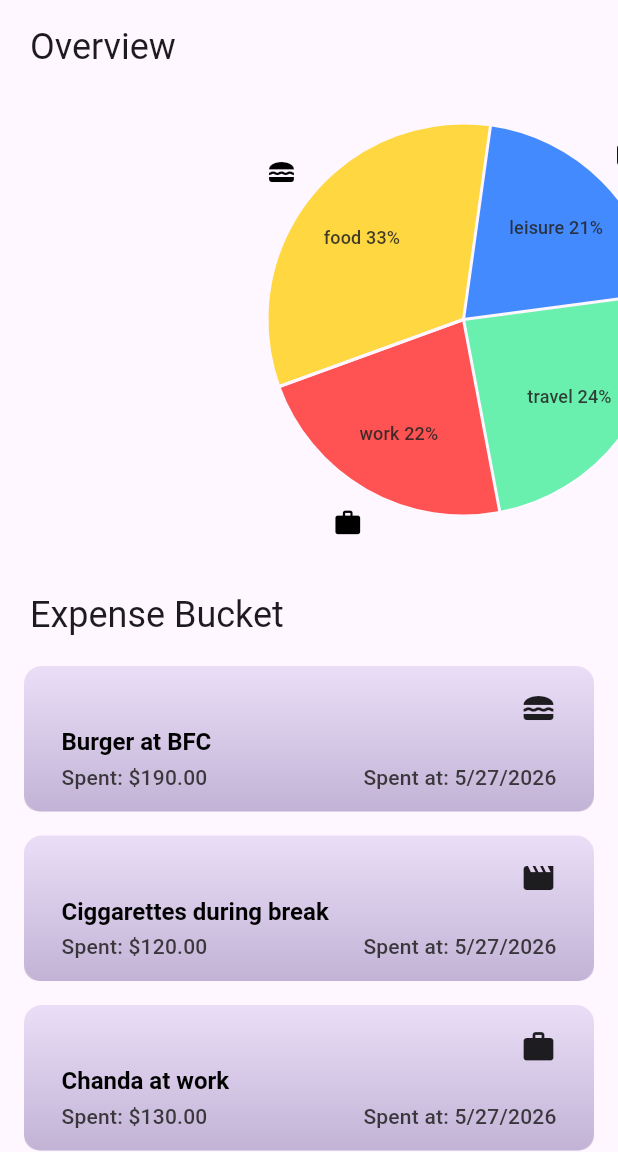
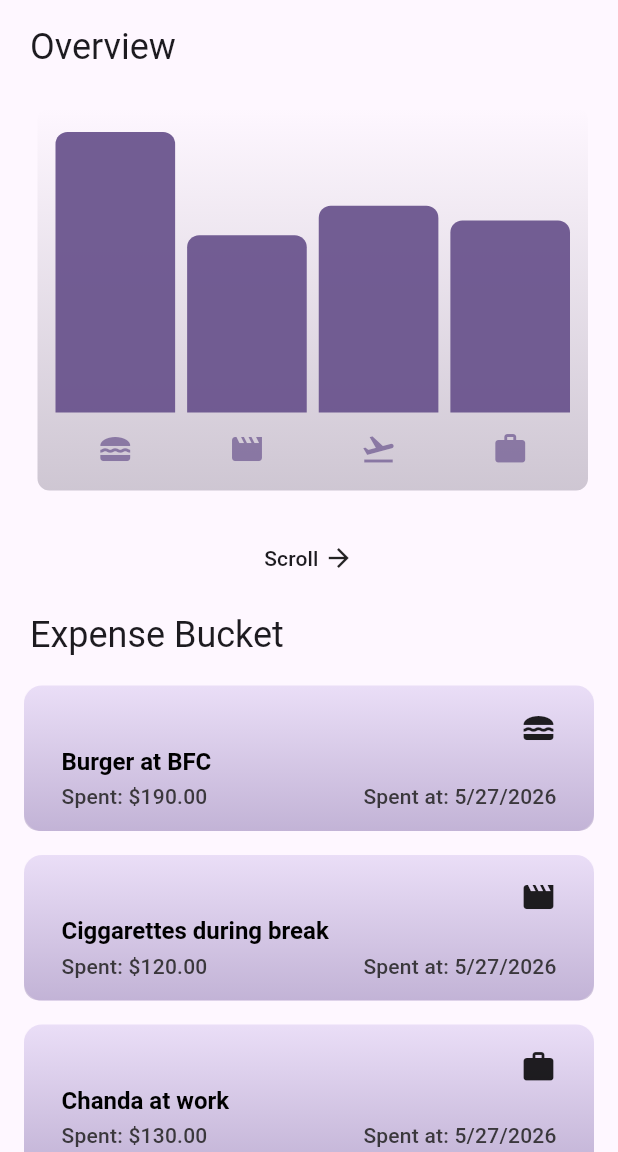
Before and after one commit to Mir-37/expense_tracker_flutter, a Flutter app: the screen it shows after launch, on a phone screen of 412 x 824 dp, the part 84-1236 px from its top. Run offline on Flutter 3.47's test engine with Material 3 defaults, Android fonts, the phone set to English and light mode, and no system bars; drawn by our look-alikes of fl_chart.

Commit message:
Implement responsive layout for expenses overview across desktop, tablet, and mobile; adjust chart and pie widget dimensions

```diff
--- a/lib/widgets/chart/chart.dart
+++ b/lib/widgets/chart/chart.dart
@@ -31,14 +31,22 @@ class Chart extends StatelessWidget {
 
   @override
   Widget build(BuildContext context) {
+    final width = MediaQuery.of(context).size.width;
     final isDarkMode =
         MediaQuery.of(context).platformBrightness == Brightness.dark;
     return Container(
-      margin: const EdgeInsets.fromLTRB(192, 2, 16, 16),
-      padding: const EdgeInsets.symmetric(
-        vertical: 16,
-        horizontal: 50,
-      ),
+      margin: width > 1024
+          ? const EdgeInsets.fromLTRB(192, 2, 16, 16)
+          : const EdgeInsets.fromLTRB(25, 25, 20, 20),
+      padding: width > 1024
+          ? const EdgeInsets.symmetric(
+              vertical: 16,
+              horizontal: 50,
+            )
+          : const EdgeInsets.symmetric(
+              vertical: 16,
+              horizontal: 8,
+            ),
       width: double.infinity,
       height: 180,
       decoration: BoxDecoration(
--- a/lib/widgets/chart/pie.dart
+++ b/lib/widgets/chart/pie.dart
@@ -46,6 +46,8 @@ class _PieState extends State<Pie> {
   }
 
   List<PieChartSectionData> getSections(BuildContext context) {
+    final width = MediaQuery.of(context).size.width;
+
     List<PieChartSectionData> data = [];
 
     List<Color> colors = [
@@ -77,7 +79,7 @@ class _PieState extends State<Pie> {
 
           titlePositionPercentageOffset: 0.67,
 
-          radius: isTouched ? 150 : 130,
+          radius: isTouched ? 120 : 100,
 
           badgeWidget: Icon(
             categoryIcons[bucket.category],
@@ -96,7 +98,7 @@ class _PieState extends State<Pie> {
   @override
   Widget build(BuildContext context) {
     return AspectRatio(
-      aspectRatio: 1.5,
+      aspectRatio: 1,
       child: PieChart(
         PieChartData(
           centerSpaceRadius: 0,
--- a/lib/widgets/expenses.dart
+++ b/lib/widgets/expenses.dart
@@ -4,6 +4,9 @@ import 'package:udemy_flutter_4/widgets/chart/pie.dart';
 import 'package:udemy_flutter_4/widgets/expenses_list/expenses_list.dart';
 import 'package:udemy_flutter_4/models/expense.dart';
 import 'package:udemy_flutter_4/widgets/new_expense.dart';
+import 'package:udemy_flutter_4/widgets/responsive_widgets/overview_and_expenses_desktop.dart';
+import 'package:udemy_flutter_4/widgets/responsive_widgets/overview_and_expenses_mobile.dart';
+import 'package:udemy_flutter_4/widgets/responsive_widgets/overview_and_expenses_tablet.dart';
 
 class Expenses extends StatefulWidget {
   const Expenses({super.key});
@@ -82,6 +85,8 @@ class _ExpensesState extends State<Expenses> {
 
   @override
   Widget build(BuildContext context) {
+    final width = MediaQuery.of(context).size.width;
+
     Widget mainContent = Center(
       child: Text(
         'No expenses found. Start adding some!',
@@ -119,56 +124,24 @@ class _ExpensesState extends State<Expenses> {
           ),
         ],
       ),
-      body: Column(
-        children: [
-          const SizedBox(
-            height: 15,
-          ),
-          Row(
-            children: [
-              const SizedBox(
-                width: 20,
-              ),
-              Text(
-                'Overview',
-                style: Theme.of(context).textTheme.headlineSmall,
-              ),
-            ],
-          ),
-          Expanded(
-            child: Row(
-              children: [
-                Expanded(
-                  child: Chart(expenses: _registeredExpenses),
-                ),
-                Expanded(
-                  child: Pie(expenses: _registeredExpenses),
-                ),
-              ],
-            ),
-          ),
-          const SizedBox(
-            height: 15,
-          ),
-          Row(
-            children: [
-              const SizedBox(
-                width: 20,
-              ),
-              Text(
-                'Expense Bucket',
-                style: Theme.of(context).textTheme.headlineSmall,
-              ),
-            ],
-          ),
-          const SizedBox(
-            height: 10,
-          ),
-          Expanded(
-            child: mainContent,
-          ),
-        ],
-      ),
+      body: switch (width) {
+        > 1024 => OverviewAndExpensesDesktop(
+          mainContent: mainContent,
+          registeredExpenses: _registeredExpenses,
+        ),
+        <= 600 => OverviewAndExpensesMobile(
+          mainContent: mainContent,
+          registeredExpenses: _registeredExpenses,
+        ),
+        > 600 && <= 1024 => OverviewAndExpensesTablet(
+          mainContent: mainContent,
+          registeredExpenses: _registeredExpenses,
+        ),
+        _ => OverviewAndExpensesMobile(
+          mainContent: mainContent,
+          registeredExpenses: _registeredExpenses,
+        ),
+      },
     );
   }
 }
--- /dev/null
+++ b/lib/widgets/responsive_widgets/overview_and_expenses_mobile.dart
@@ -0,0 +1,90 @@
+import 'package:flutter/material.dart';
+import 'package:udemy_flutter_4/models/expense.dart';
+import 'package:udemy_flutter_4/widgets/chart/chart.dart';
+import 'package:udemy_flutter_4/widgets/chart/pie.dart';
+
+class OverviewAndExpensesMobile extends StatelessWidget {
+  const OverviewAndExpensesMobile({
+    super.key,
+    required this.mainContent,
+    required this.registeredExpenses,
+  });
+
+  final Widget mainContent;
+  final List<Expense> registeredExpenses;
+
+  @override
+  Widget build(BuildContext context) {
+    return Column(
+      children: [
+        const SizedBox(
+          height: 15,
+        ),
+        Row(
+          children: [
+            const SizedBox(
+              width: 20,
+            ),
+            Text(
+              'Overview',
+              style: Theme.of(context).textTheme.headlineSmall,
+            ),
+          ],
+        ),
+        SizedBox(
+          height: 300,
+          child: ListView(
+            scrollDirection: Axis.horizontal,
+            children: [
+              SizedBox(
+                width: MediaQuery.of(context).size.width,
+                child: Chart(expenses: registeredExpenses),
+              ),
+
+              SizedBox(
+                width: MediaQuery.of(context).size.width,
+                child: Pie(expenses: registeredExpenses),
+              ),
+            ],
+          ),
+        ),
+        SizedBox(
+          height: 15,
+        ),
+        Row(
+          mainAxisAlignment: MainAxisAlignment.center,
+          children: [
+            Text(
+              'Scroll ',
+              style: Theme.of(context).textTheme.labelLarge,
+            ),
+            const Icon(
+              Icons.arrow_forward,
+              size: 20,
+            ),
+          ],
+        ),
+        const SizedBox(
+          height: 25,
+        ),
+        Row(
+          children: [
+            const SizedBox(
+              width: 20,
+            ),
+            Text(
+              'Expense Bucket',
+              style: Theme.of(context).textTheme.headlineSmall,
+            ),
+          ],
+        ),
+        const SizedBox(
+          height: 10,
+        ),
+        Expanded(
+          child: mainContent,
+        ),
+      ],
+    );
+  }
+}
```
Also changed, not shown: lib/widgets/responsive_widgets/overview_and_expenses_desktop.dart (added, +69 -0 lines), lib/widgets/responsive_widgets/overview_and_expenses_tablet.dart (added, +95 -0 lines).
